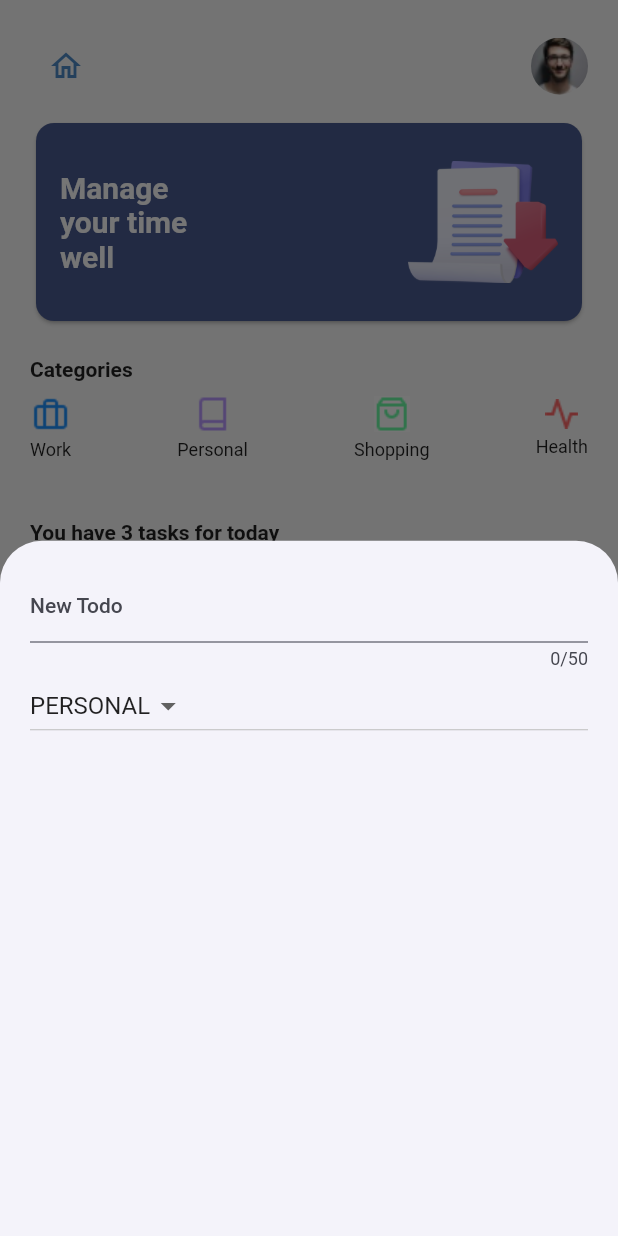
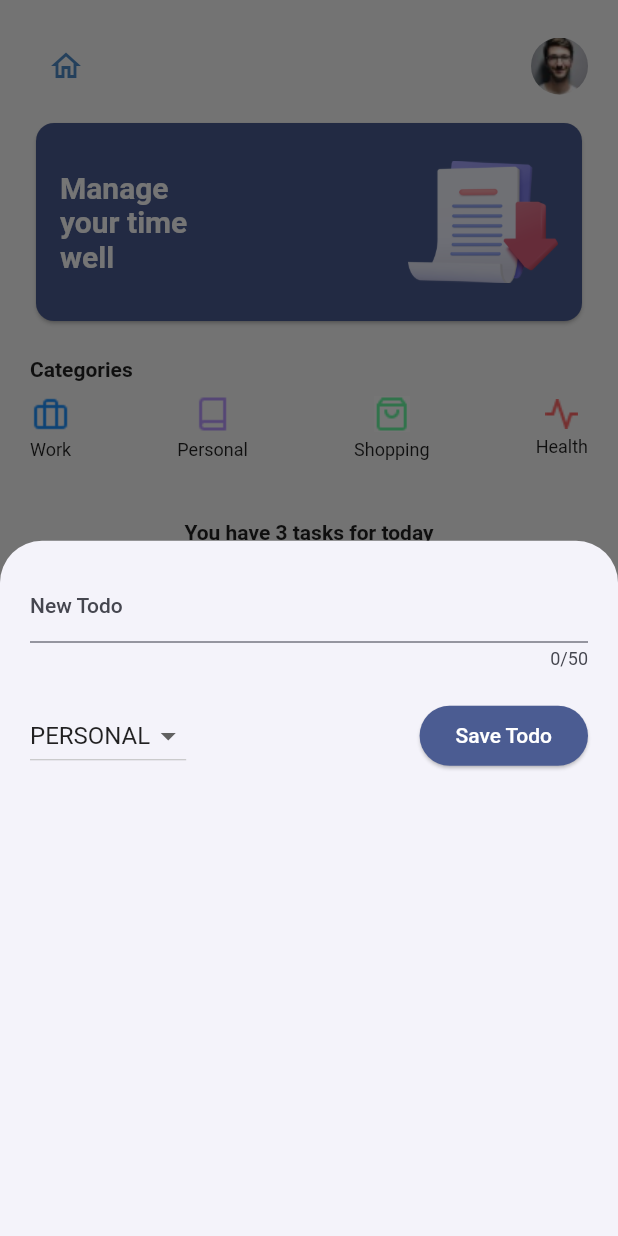
Before and after one commit to Chosen2730/todoFlutter, a Flutter app: the screen it shows after launch, after a tap on "Get Started", after a tap on the "add" icon, on a phone screen of 412 x 824 dp. Run offline on Flutter 3.47's test engine with Material 2 defaults, Android fonts, the light colour scheme and no system bars.

Commit message:
completed the add todo function

```diff
--- a/lib/models/todo_model.dart
+++ b/lib/models/todo_model.dart
@@ -5,7 +5,7 @@ const uuid = Uuid();
 
 enum Category { work, personal, shopping, health }
 
-const CategoryIcons = {
+const categoryIcons = {
   Category.work: Icons.work_outline_rounded,
   Category.health: Icons.health_and_safety_rounded,
   Category.personal: Icons.supervised_user_circle_rounded,
--- a/lib/screens/todo_main.dart
+++ b/lib/screens/todo_main.dart
@@ -11,16 +11,6 @@ class TodoScreen extends StatelessWidget {
 
   @override
   Widget build(BuildContext context) {
-    final List<Todos> allTodos = [
-      Todos(todo: "Sleep very well", category: Category.health),
-      Todos(todo: "Watch fiim small", category: Category.personal),
-      Todos(todo: "Write code small", category: Category.work),
-    ];
-
-    void addTodo() {
-      showModalBottomSheet(context: context, builder: (ctx) => const NewTodo());
-    }
-
     return Container(
       margin: const EdgeInsets.all(20),
       child: Column(
@@ -88,25 +78,7 @@ class TodoScreen extends StatelessWidget {
           const SizedBox(
             height: 40,
           ),
-          Text(
-            "You have ${allTodos.length} tasks for today",
-            style: const TextStyle(
-              fontSize: 14,
-              fontWeight: FontWeight.bold,
-            ),
-          ),
-          const SizedBox(
-            height: 10,
-          ),
-          TodoList(allTodos: allTodos),
-          CircleAvatar(
-            backgroundColor: Theme.of(context).colorScheme.primary,
-            child: IconButton(
-              onPressed: addTodo,
-              icon: const Icon(Icons.add),
-              color: Colors.white,
-            ),
-          )
+          const TodoList(),
         ],
       ),
     );
--- a/lib/widgets/new_todo.dart
+++ b/lib/widgets/new_todo.dart
@@ -2,7 +2,9 @@ import 'package:flutter/material.dart';
 import 'package:todo/models/todo_model.dart';
 
 class NewTodo extends StatefulWidget {
-  const NewTodo({super.key});
+  const NewTodo({super.key, required this.onAddTodo});
+
+  final Function(Todos) onAddTodo;
   @override
   State<StatefulWidget> createState() {
     return _NewTodoState();
@@ -11,6 +13,21 @@ class NewTodo extends StatefulWidget {
 
 class _NewTodoState extends State<NewTodo> {
   Category _selectedCategory = Category.personal;
+  final todoController = TextEditingController();
+
+  @override
+  void dispose() {
+    todoController.dispose();
+    super.dispose();
+  }
+
+  void saveTodo() {
+    if (todoController.text.isNotEmpty) {
+      final newTodo =
+          Todos(todo: todoController.text, category: _selectedCategory);
+      widget.onAddTodo(newTodo);
+    }
+  }
 
   @override
   Widget build(BuildContext context) {
@@ -19,12 +36,18 @@ class _NewTodoState extends State<NewTodo> {
       child: Column(
         crossAxisAlignment: CrossAxisAlignment.stretch,
         children: [
-          const TextField(
+          TextField(
             autocorrect: true,
             keyboardType: TextInputType.text,
             maxLength: 50,
-            decoration: InputDecoration(label: Text("New Todo")),
+            controller: todoController,
+            decoration: const InputDecoration(label: Text("New Todo")),
           ),
+          const SizedBox(
+            height: 20,
+          ),
+          Row(
+            children: [
               DropdownButton(
                 value: _selectedCategory,
                 items: Category.values
@@ -36,7 +59,16 @@ class _NewTodoState extends State<NewTodo> {
                     _selectedCategory = val as Category;
                   });
                 },
-          )
+              ),
+              const Spacer(),
+              ElevatedButton(
+                  onPressed: saveTodo,
+                  child: const Text(
+                    "Save Todo",
+                    style: TextStyle(color: Colors.white),
+                  ))
+            ],
+          ),
         ],
       ),
     );
--- a/lib/widgets/single_todo.dart
+++ b/lib/widgets/single_todo.dart
@@ -14,7 +14,7 @@ class SingleTodo extends StatelessWidget {
           padding: const EdgeInsets.all(8.0),
           child: Row(children: [
             Icon(
-              CategoryIcons[todo.category],
+              categoryIcons[todo.category],
               color: const Color.fromARGB(95, 1, 68, 131),
             ),
             const SizedBox(
--- a/lib/widgets/todo_list.dart
+++ b/lib/widgets/todo_list.dart
@@ -1,20 +1,96 @@
 import 'package:flutter/material.dart';
 import 'package:todo/models/todo_model.dart';
+import 'package:todo/widgets/new_todo.dart';
 import 'package:todo/widgets/single_todo.dart';
 
-class TodoList extends StatelessWidget {
-  const TodoList({super.key, required this.allTodos});
-  final List<Todos> allTodos;
+class TodoList extends StatefulWidget {
+  const TodoList({
+    super.key,
+  });
+
+  @override
+  State<StatefulWidget> createState() {
+    return _TodoListState();
+  }
+}
+
+class _TodoListState extends State<TodoList> {
+  final List<Todos> allTodos = [
+    Todos(todo: "Sleep very well", category: Category.health),
+    Todos(todo: "Watch fiim small", category: Category.personal),
+    Todos(todo: "Write code small", category: Category.work),
+  ];
+
   @override
   Widget build(BuildContext context) {
+    void addNewTodo(Todos newTodo) {
+      setState(() {
+        allTodos.add(newTodo);
+      });
+      Navigator.pop(context);
+    }
+
+    void openOverlay() {
+      showModalBottomSheet(
+          context: context,
+          builder: (ctx) => NewTodo(
+                onAddTodo: addNewTodo,
+              ));
+    }
+
+    void removeTodo(Todos removedTodo) {
+      final removedIndex = allTodos.indexOf(removedTodo);
+      setState(() {
+        allTodos.remove(removedTodo);
+      });
+
+      ScaffoldMessenger.of(context).showSnackBar(SnackBar(
+        content: const Text("Todo deleted"),
+        action: SnackBarAction(
+            label: "Undo",
+            onPressed: () {
+              setState(() {
+                allTodos.insert(removedIndex, removedTodo);
+              });
+            }),
+      ));
+    }
+
     return Expanded(
+      child: Column(
+        children: [
+          Text(
+            "You have ${allTodos.length} tasks for today",
+            style: const TextStyle(
+              fontSize: 14,
+              fontWeight: FontWeight.bold,
+            ),
+          ),
+          const SizedBox(
+            height: 10,
+          ),
+          Expanded(
             child: ListView.builder(
               itemCount: allTodos.length,
               itemBuilder: ((context, index) => Dismissible(
+                    onDismissed: (direction) {
+                      removeTodo(allTodos[index]);
+                    },
                     key: ValueKey(allTodos[index]),
                     child: SingleTodo(todo: allTodos[index]),
                   )),
             ),
+          ),
+          CircleAvatar(
+            backgroundColor: Theme.of(context).colorScheme.primary,
+            child: IconButton(
+              onPressed: openOverlay,
+              icon: const Icon(Icons.add),
+              color: Colors.white,
+            ),
+          )
+        ],
+      ),
     );
   }
 }
```
Lines whose indentation alone changed are shown as unchanged.
